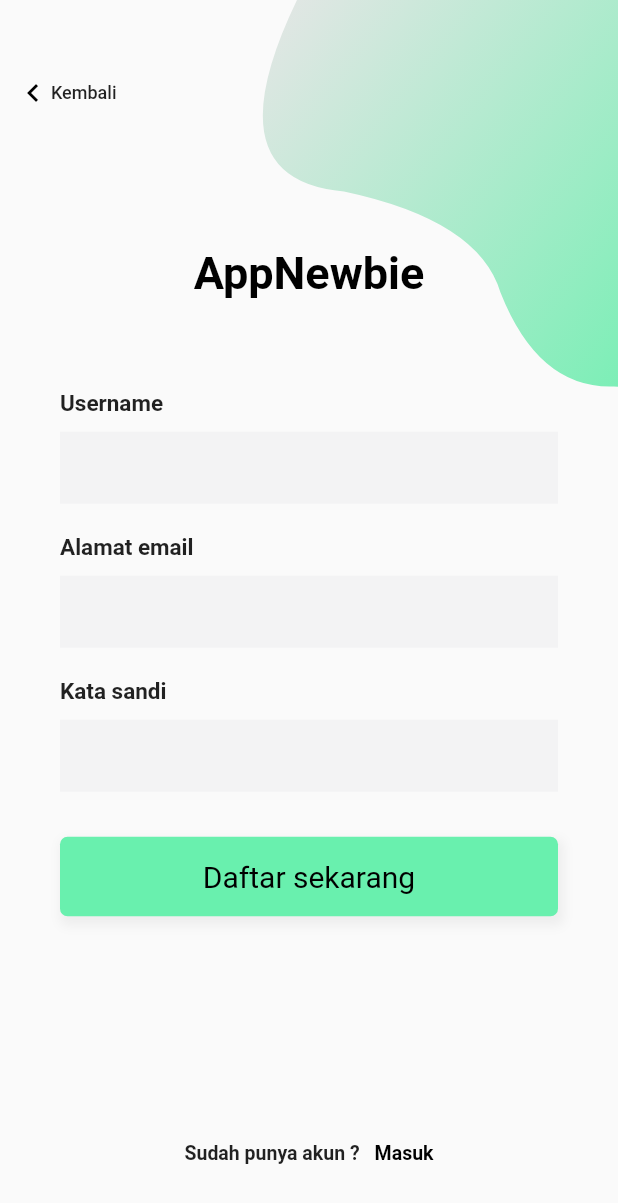
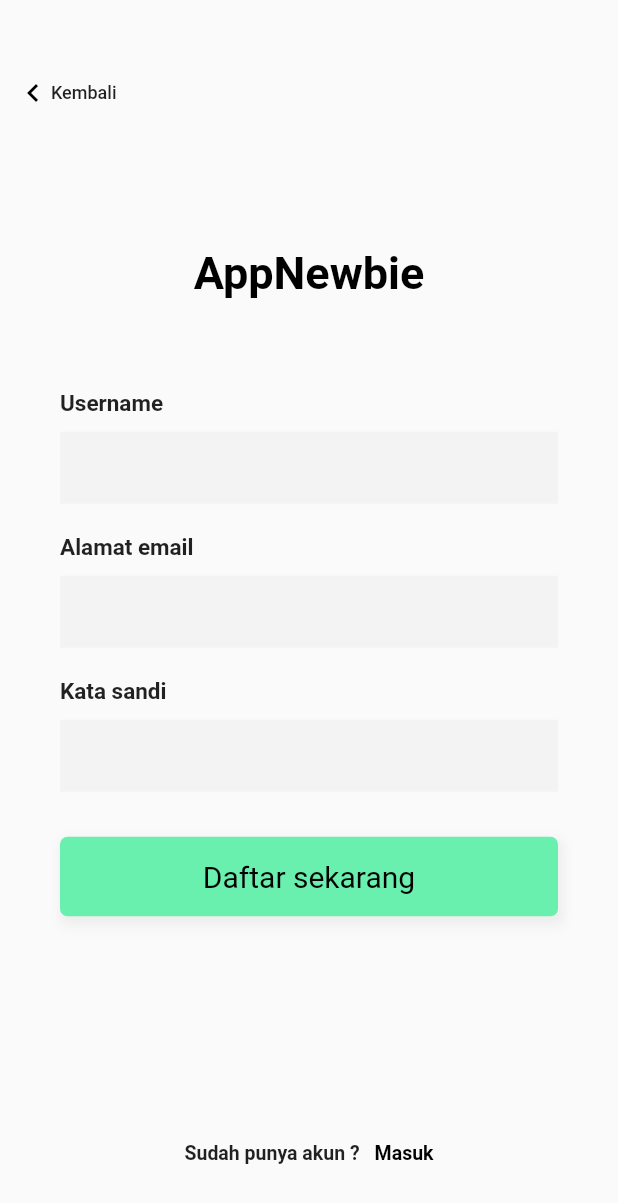
Before and after one commit to khalid-701/dicoding_newbie, a Flutter app: the LoginPage screen opened by its route, after a tap on "Tidak punya akun ?", on a phone screen of 412 x 824 dp. Shown: the top 1203 px of the screen. Run offline on Flutter 3.47's test engine with Material 2 defaults, Android fonts, the phone set to English and light mode, and no system bars; our stand-ins replace google_fonts.

Commit message:
flutter clean

```diff
--- a/lib/screen/home.dart
+++ b/lib/screen/home.dart
@@ -18,7 +18,7 @@ class HomePage extends StatelessWidget {
               boxShadow: [
                 BoxShadow(
                     color: Colors.grey.shade200,
-                    offset: Offset(2, 4),
+                    offset: Offset(2,  4),
                     blurRadius: 5,
                     spreadRadius: 2)
               ],
--- a/lib/screen/login.dart
+++ b/lib/screen/login.dart
@@ -1,5 +1,4 @@
 import 'package:dicoding_newbie/screen/register.dart';
-import 'package:dicoding_newbie/widget/widgets.dart';
 import 'package:flutter/material.dart';
 import 'dart:math';
 class LoginPage extends StatefulWidget {
@@ -18,31 +17,6 @@ class _LoginPageState extends State<LoginPage> {
             height: MediaQuery.of(context).size.height,
             child: Stack(
               children: [
-                Positioned(
-                  top: -MediaQuery.of(context).size.height * .15,
-                  right: -MediaQuery.of(context).size.width * .4,
-                  child: Container(
-                      child: Transform.rotate(
-                        angle: -pi / 3.5,
-                        child: ClipPath(
-                          clipper: ClipperWidget(),
-                          child: Container(
-                            height: MediaQuery.of(context).size.height * .5,
-                            width: MediaQuery.of(context).size.width,
-                            decoration: BoxDecoration(
-                              gradient: LinearGradient(
-                                begin: Alignment.topCenter,
-                                end: Alignment.bottomCenter,
-                                colors: [
-                                  Color(0xffE6E6E6),
-                                  Colors.greenAccent
-                                ],
-                              ),
-                            ),
-                          ),
-                        ),
-                      )),
-                ),
                 Container(
                   padding: EdgeInsets.symmetric(horizontal: 40),
                   child: SingleChildScrollView(
--- a/lib/screen/register.dart
+++ b/lib/screen/register.dart
@@ -1,7 +1,6 @@
 import 'dart:math';
 
 import 'package:dicoding_newbie/screen/login.dart';
-import 'package:dicoding_newbie/widget/clipperWidget.dart';
 import 'package:flutter/material.dart';
 
 class RegisterPage extends StatefulWidget {
@@ -20,31 +19,7 @@ class _RegisterPageState extends State<RegisterPage> {
           height: MediaQuery.of(context).size.height,
           child: Stack(
             children: [
-              Positioned(
-                top: -MediaQuery.of(context).size.height * .15,
-                right: -MediaQuery.of(context).size.width * .4,
-                child: Container(
-                    child: Transform.rotate(
-                      angle: -pi / 3.5,
-                      child: ClipPath(
-                        clipper: ClipperWidget(),
-                        child: Container(
-                          height: MediaQuery.of(context).size.height * .5,
-                          width: MediaQuery.of(context).size.width,
-                          decoration: BoxDecoration(
-                            gradient: LinearGradient(
-                              begin: Alignment.topCenter,
-                              end: Alignment.bottomCenter,
-                              colors: [
-                                Color(0xffE6E6E6),
-                                Colors.greenAccent
-                              ],
-                            ),
-                          ),
-                        ),
-                      ),
-                    )),
-              ),
+
               Container(
                 padding: EdgeInsets.symmetric(horizontal: 40),
                 child: SingleChildScrollView(
--- a/lib/widget/clipperWidget.dart
+++ /dev/null
@@ -1,44 +0,0 @@
-import 'package:flutter/material.dart';
-import 'package:flutter/painting.dart';
-
-class ClipperWidget extends CustomClipper<Path> {
-  @override
-  Path getClip(Size size) {
-    var height = size.height;
-    var width = size.width;
-    var path = new Path();
-
-    path.lineTo(0, size.height);
-    path.lineTo(size.width, height);
-    path.lineTo(size.width, 0);
-
-    /// [Top Left corner]
-    var secondControlPoint = Offset(0, 0);
-    var secondEndPoint = Offset(width * .2, height * .3);
-    path.quadraticBezierTo(secondControlPoint.dx, secondControlPoint.dy,
-        secondEndPoint.dx, secondEndPoint.dy);
-
-    /// [Left Middle]
-    var fifthControlPoint = Offset(width * .3, height * .5);
-    var fiftEndPoint = Offset(width * .23, height * .6);
-    path.quadraticBezierTo(fifthControlPoint.dx, fifthControlPoint.dy,
-        fiftEndPoint.dx, fiftEndPoint.dy);
-
-    /// [Bottom Left corner]
-    var thirdControlPoint = Offset(0, height);
-    var thirdEndPoint = Offset(width, height);
-    path.quadraticBezierTo(thirdControlPoint.dx, thirdControlPoint.dy,
-        thirdEndPoint.dx, thirdEndPoint.dy);
-
-    path.lineTo(0, size.height);
-    path.close();
-
-    return path;
-  }
-
-  @override
-  bool shouldReclip(CustomClipper<Path> oldClipper) {
-    // TODO: implement shouldReclip
-    return true;
-  }
-}
--- a/lib/widget/widgets.dart
+++ /dev/null
@@ -1 +0,0 @@
-export 'clipperWidget.dart';
```
